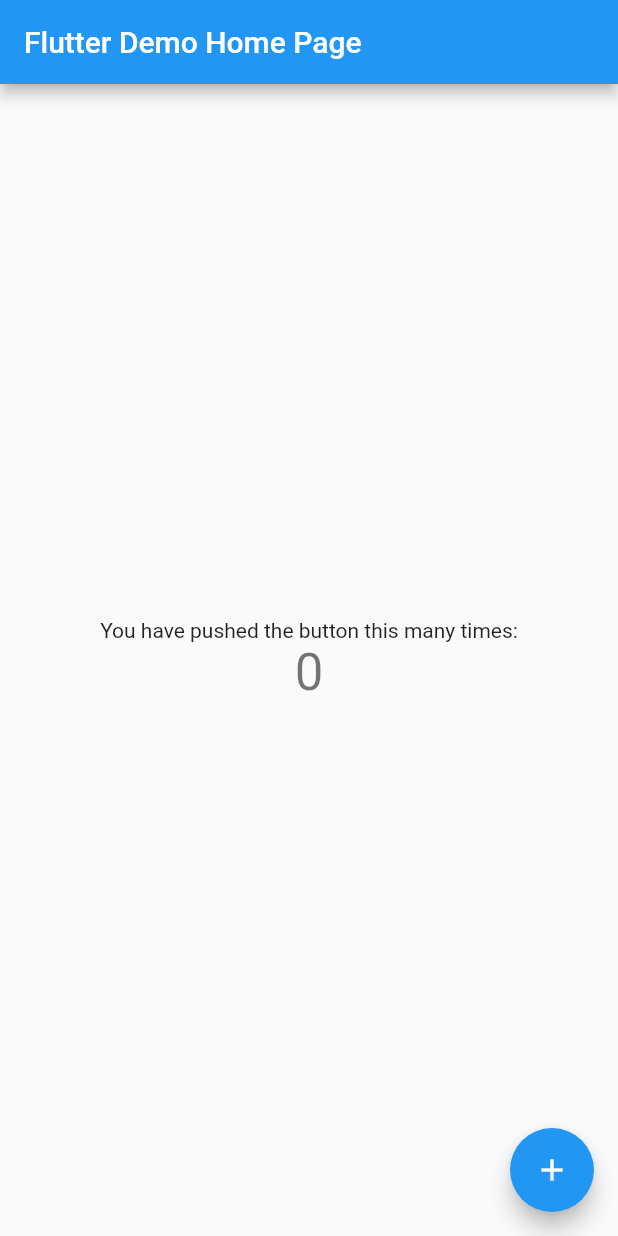
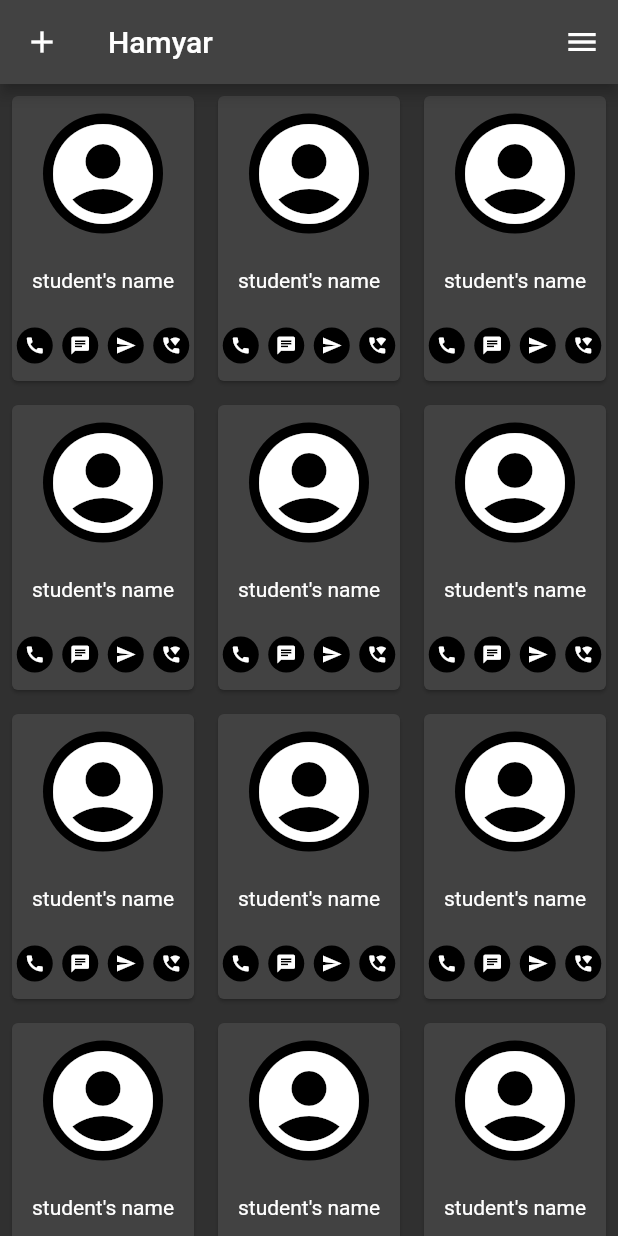
Before and after one commit to E837/hamyar, a Flutter app: the screen it shows after launch, on a phone screen of 412 x 824 dp. Run offline on Flutter 3.47's test engine with Material 2 defaults, Android fonts, the phone set to English and light mode, and no system bars.

Commit message:
students screen UI

```diff
--- /dev/null
+++ b/lib/contact_buttons.dart
@@ -0,0 +1,54 @@
+import 'package:flutter/material.dart';
+
+class ContactButtons extends StatelessWidget {
+  const ContactButtons({Key? key}) : super(key: key);
+
+  @override
+  Widget build(BuildContext context) {
+    return Row(
+      mainAxisAlignment: MainAxisAlignment.spaceAround,
+      children: [
+        GestureDetector(
+          child: const CircleAvatar(
+            radius: 12,
+            child: Icon(
+              Icons.call,
+              size: 14,
+            ),
+          ),
+          onTap: () {},
+        ),
+        GestureDetector(
+          child: const CircleAvatar(
+            radius: 12,
+            child: Icon(
+              Icons.chat,
+              size: 14,
+            ),
+          ),
+          onTap: () {},
+        ),
+        GestureDetector(
+          child: const CircleAvatar(
+            radius: 12,
+            child: Icon(
+              Icons.send,
+              size: 14,
+            ),
+          ),
+          onTap: () {},
+        ),
+        GestureDetector(
+          child: const CircleAvatar(
+            radius: 12,
+            child: Icon(
+              Icons.wifi_calling,
+              size: 14,
+            ),
+          ),
+          onTap: () {},
+        ),
+      ],
+    );
+  }
+}
--- a/lib/main.dart
+++ b/lib/main.dart
@@ -1,4 +1,6 @@
 import 'package:flutter/material.dart';
+
+import 'package:hamyar/students_grid.dart';
 
 void main() {
   runApp(const MyApp());
@@ -7,109 +9,40 @@
 class MyApp extends StatelessWidget {
   const MyApp({Key? key}) : super(key: key);
 
-  // This widget is the root of your application.
   @override
   Widget build(BuildContext context) {
     return MaterialApp(
-      title: 'Flutter Demo',
+      debugShowCheckedModeBanner: false,
+      title: 'Hamyar',
       theme: ThemeData(
-        // This is the theme of your application.
-        //
-        // Try running your application with "flutter run". You'll see the
-        // application has a blue toolbar. Then, without quitting the app, try
-        // changing the primarySwatch below to Colors.green and then invoke
-        // "hot reload" (press "r" in the console where you ran "flutter run",
-        // or simply save your changes to "hot reload" in a Flutter IDE).
-        // Notice that the counter didn't reset back to zero; the application
-        // is not restarted.
         primarySwatch: Colors.blue,
+        brightness: Brightness.dark,
       ),
-      home: const MyHomePage(title: 'Flutter Demo Home Page'),
+      home: const MyHomePage(),
     );
   }
 }
 
-class MyHomePage extends StatefulWidget {
-  const MyHomePage({Key? key, required this.title}) : super(key: key);
-
-  // This widget is the home page of your application. It is stateful, meaning
-  // that it has a State object (defined below) that contains fields that affect
-  // how it looks.
-
-  // This class is the configuration for the state. It holds the values (in this
-  // case the title) provided by the parent (in this case the App widget) and
-  // used by the build method of the State. Fields in a Widget subclass are
-  // always marked "final".
-
-  final String title;
-
-  @override
-  State<MyHomePage> createState() => _MyHomePageState();
-}
-
-class _MyHomePageState extends State<MyHomePage> {
-  int _counter = 0;
-
-  void _incrementCounter() {
-    setState(() {
-      // This call to setState tells the Flutter framework that something has
-      // changed in this State, which causes it to rerun the build method below
-      // so that the display can reflect the updated values. If we changed
-      // _counter without calling setState(), then the build method would not be
-      // called again, and so nothing would appear to happen.
-      _counter++;
-    });
-  }
+class MyHomePage extends StatelessWidget {
+  const MyHomePage({Key? key}) : super(key: key);
 
   @override
   Widget build(BuildContext context) {
-    // This method is rerun every time setState is called, for instance as done
-    // by the _incrementCounter method above.
-    //
-    // The Flutter framework has been optimized to make rerunning build methods
-    // fast, so that you can just rebuild anything that needs updating rather
-    // than having to individually change instances of widgets.
     return Scaffold(
       appBar: AppBar(
-        // Here we take the value from the MyHomePage object that was created by
-        // the App.build method, and use it to set our appbar title.
-        title: Text(widget.title),
+        title: const Text('Hamyar'),
+        leading: IconButton(
+          icon: const Icon(Icons.add),
+          onPressed: () {},
+        ),
+        actions: [
+          IconButton(
+            onPressed: () {},
+            icon: const Icon(Icons.menu),
+          ),
+        ],
       ),
-      body: Center(
-        // Center is a layout widget. It takes a single child and positions it
-        // in the middle of the parent.
-        child: Column(
-          // Column is also a layout widget. It takes a list of children and
-          // arranges them vertically. By default, it sizes itself to fit its
-          // children horizontally, and tries to be as tall as its parent.
-          //
-          // Invoke "debug painting" (press "p" in the console, choose the
-          // "Toggle Debug Paint" action from the Flutter Inspector in Android
-          // Studio, or the "Toggle Debug Paint" command in Visual Studio Code)
-          // to see the wireframe for each widget.
-          //
-          // Column has various properties to control how it sizes itself and
-          // how it positions its children. Here we use mainAxisAlignment to
-          // center the children vertically; the main axis here is the vertical
-          // axis because Columns are vertical (the cross axis would be
-          // horizontal).
-          mainAxisAlignment: MainAxisAlignment.center,
-          children: <Widget>[
-            const Text(
-              'You have pushed the button this many times:',
-            ),
-            Text(
-              '$_counter',
-              style: Theme.of(context).textTheme.headline4,
-            ),
-          ],
-        ),
-      ),
-      floatingActionButton: FloatingActionButton(
-        onPressed: _incrementCounter,
-        tooltip: 'Increment',
-        child: const Icon(Icons.add),
-      ), // This trailing comma makes auto-formatting nicer for build methods.
+      body: const StudentsGrid(),
     );
   }
 }
--- /dev/null
+++ b/lib/student_card.dart
@@ -0,0 +1,43 @@
+import 'package:flutter/material.dart';
+import 'package:hamyar/contact_buttons.dart';
+import 'package:hamyar/student_screen.dart';
+
+class Student extends StatelessWidget {
+  const Student({Key? key}) : super(key: key);
+
+  @override
+  Widget build(BuildContext context) {
+    return Card(
+      margin: const EdgeInsets.all(8.0),
+      child: Column(
+        mainAxisAlignment: MainAxisAlignment.spaceAround,
+        children: [
+          GestureDetector(
+            child: const CircleAvatar(
+              radius: 40,
+              child: Icon(
+                Icons.account_circle,
+                size: 80,
+              ),
+            ),
+            onTap: () => push(context),
+          ),
+          GestureDetector(
+            child: const Text('student\'s name'),
+            onTap: () => push(context),
+          ),
+          const ContactButtons(),
+        ],
+      ),
+    );
+  }
+
+  void push(BuildContext context) {
+    Navigator.push(
+      context,
+      MaterialPageRoute(
+        builder: (ctx) => const StudentScreen(),
+      ),
+    );
+  }
+}
--- /dev/null
+++ b/lib/students_grid.dart
@@ -0,0 +1,18 @@
+import 'package:flutter/material.dart';
+import 'package:hamyar/student_card.dart';
+
+class StudentsGrid extends StatelessWidget {
+  const StudentsGrid({Key? key}) : super(key: key);
+
+  @override
+  Widget build(BuildContext context) {
+    return GridView.builder(
+      gridDelegate: const SliverGridDelegateWithMaxCrossAxisExtent(
+        maxCrossAxisExtent: 150,
+        childAspectRatio: 2 / 3,
+      ),
+      itemCount: 21,
+      itemBuilder: (context, index) => const Student(),
+    );
+  }
+}
```
Also changed, not shown: lib/student_screen.dart (added, +85 -0 lines).
